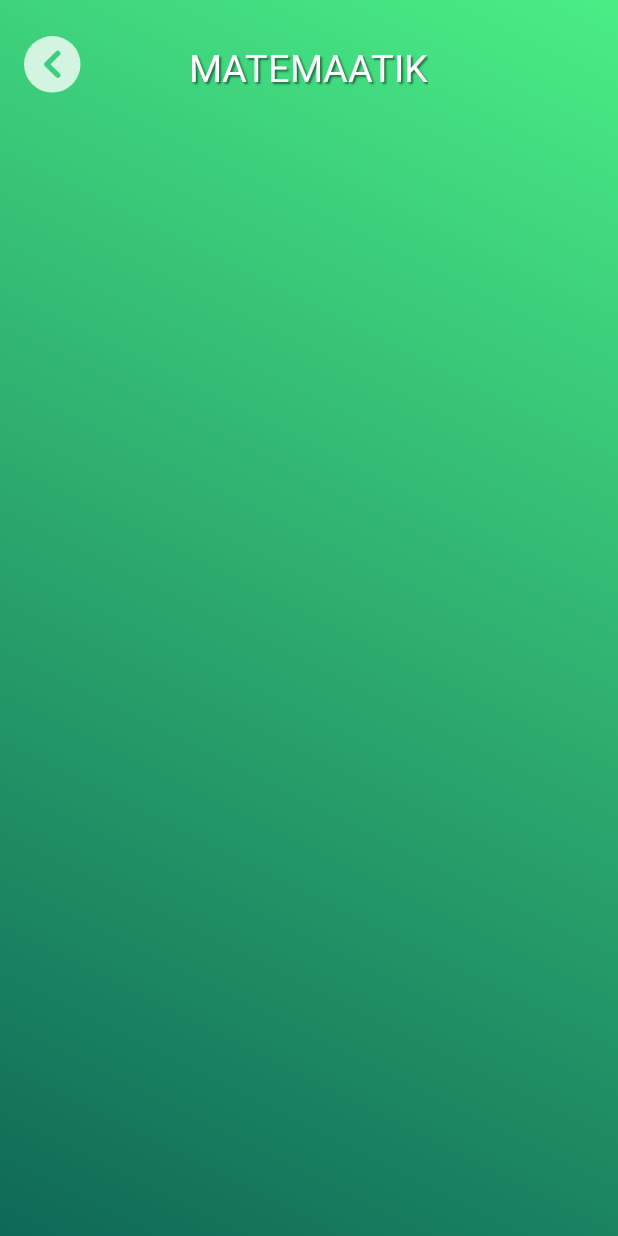
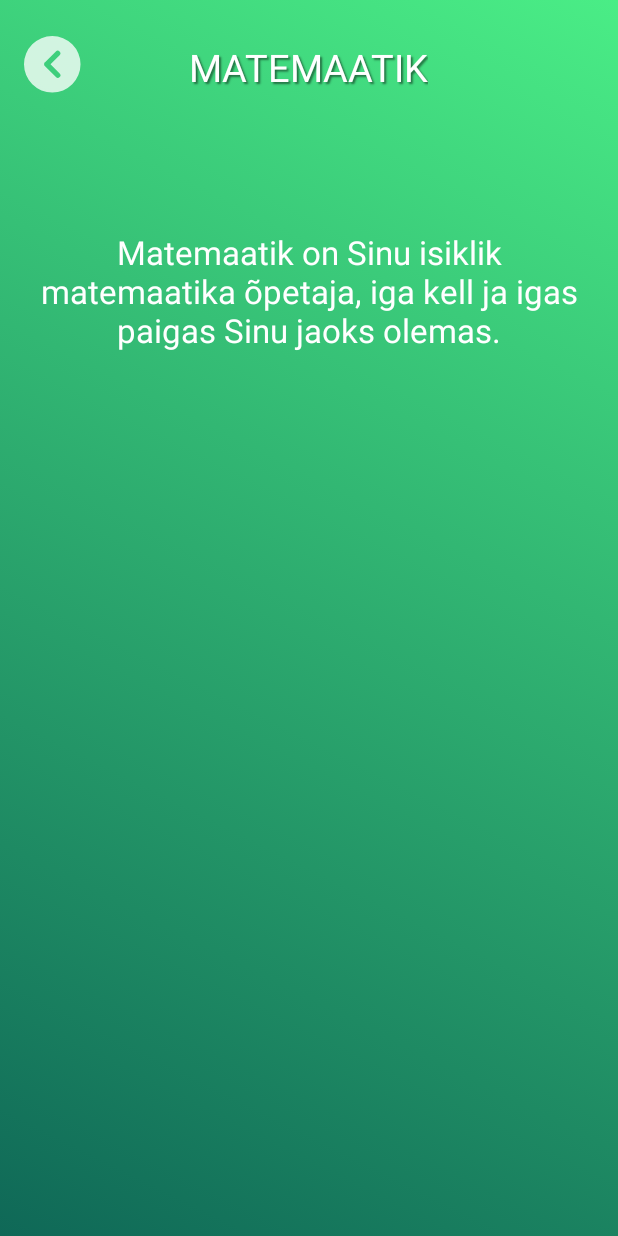
Before and after one commit to 35grain/matemaatik, an Android app: the InfoActivity screen opened directly, with no data from a screen before it, on a phone screen of 412 x 824 dp. Run offline under Robolectric (Android 15) with nearby library versions, the phone set to English and light mode, and no system bars.

Commit message:
Info view back button & description

```diff
--- a/app/src/main/java/com/example/matemaatik/InfoActivity.java
+++ b/app/src/main/java/com/example/matemaatik/InfoActivity.java
@@ -2,7 +2,10 @@ package com.example.matemaatik;
 
 import androidx.appcompat.app.AppCompatActivity;
 
+import android.content.Intent;
 import android.os.Bundle;
+import android.view.View;
+import android.widget.ImageButton;
 
 public class InfoActivity extends AppCompatActivity {
 
@@ -10,5 +13,18 @@ public class InfoActivity extends AppCompatActivity {
     protected void onCreate(Bundle savedInstanceState) {
         super.onCreate(savedInstanceState);
         setContentView(R.layout.activity_info);
+
+        ImageButton backButton = (ImageButton) findViewById(R.id.backButton);
+        backButton.setOnClickListener(new View.OnClickListener() {
+            @Override
+            public void onClick(View v) {
+                backToLastPage();
+            }
+        });
+    }
+
+    private void backToLastPage() {
+        Intent intent = new Intent(this, MainActivity.class);
+        startActivity(intent);
     }
 }
--- a/app/src/main/res/layout/activity_info.xml
+++ b/app/src/main/res/layout/activity_info.xml
@@ -11,13 +11,13 @@
         android:id="@+id/textView"
         android:layout_width="wrap_content"
         android:layout_height="wrap_content"
+        android:shadowColor="#7C000000"
+        android:shadowDx="2"
+        android:shadowDy="2"
+        android:shadowRadius="1"
         android:text="@string/matemaatik"
+        android:textColor="#fff"
         android:textSize="25sp"
-        android:textColor="#fff"
-        android:shadowColor="#7C000000"
-        android:shadowDy="2"
-        android:shadowDx="2"
-        android:shadowRadius="1"
         app:layout_constraintBottom_toBottomOf="parent"
         app:layout_constraintHorizontal_bias="0.498"
         app:layout_constraintLeft_toLeftOf="parent"
@@ -38,4 +38,24 @@
         app:layout_constraintStart_toStartOf="parent"
         app:layout_constraintTop_toTopOf="parent" />
 
+    <TextView
+        android:id="@+id/textView2"
+        android:layout_width="366dp"
+        android:layout_height="590dp"
+        android:layout_marginStart="20dp"
+        android:layout_marginLeft="20dp"
+        android:layout_marginTop="30dp"
+        android:layout_marginEnd="20dp"
+        android:layout_marginRight="20dp"
+        android:layout_marginBottom="20dp"
+        android:gravity="center_horizontal"
+        android:text="@string/info_desc"
+        android:textAppearance="@style/TextAppearance.AppCompat.Large"
+        android:textColor="@color/white"
+        app:layout_constraintBottom_toBottomOf="parent"
+        app:layout_constraintEnd_toEndOf="parent"
+        app:layout_constraintHorizontal_bias="0.5"
+        app:layout_constraintStart_toStartOf="parent"
+        app:layout_constraintTop_toBottomOf="@+id/textView" />
+
 </androidx.constraintlayout.widget.ConstraintLayout>
--- a/app/src/main/res/values/strings.xml
+++ b/app/src/main/res/values/strings.xml
@@ -2,6 +2,7 @@
     <string name="lahendama">LAHENDAMA</string>
     <string name="matemaatik">MATEMAATIK</string>
     <string name="info">INFO</string>
+    <string name="info_desc">Matemaatik on Sinu isiklik matemaatika õpetaja, iga kell ja igas paigas Sinu jaoks olemas.</string>
     <string name="logo">Logo</string>
     <string name="liitmine">LIITMINE</string>
     <string name="testing">TextView</string>
```
